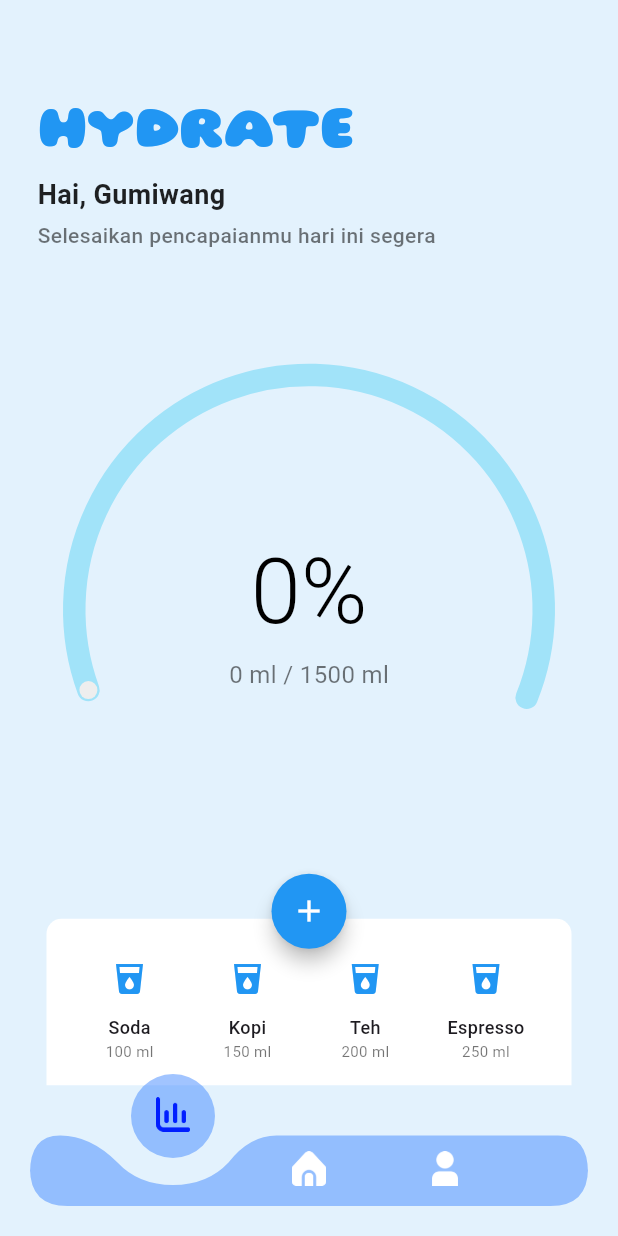
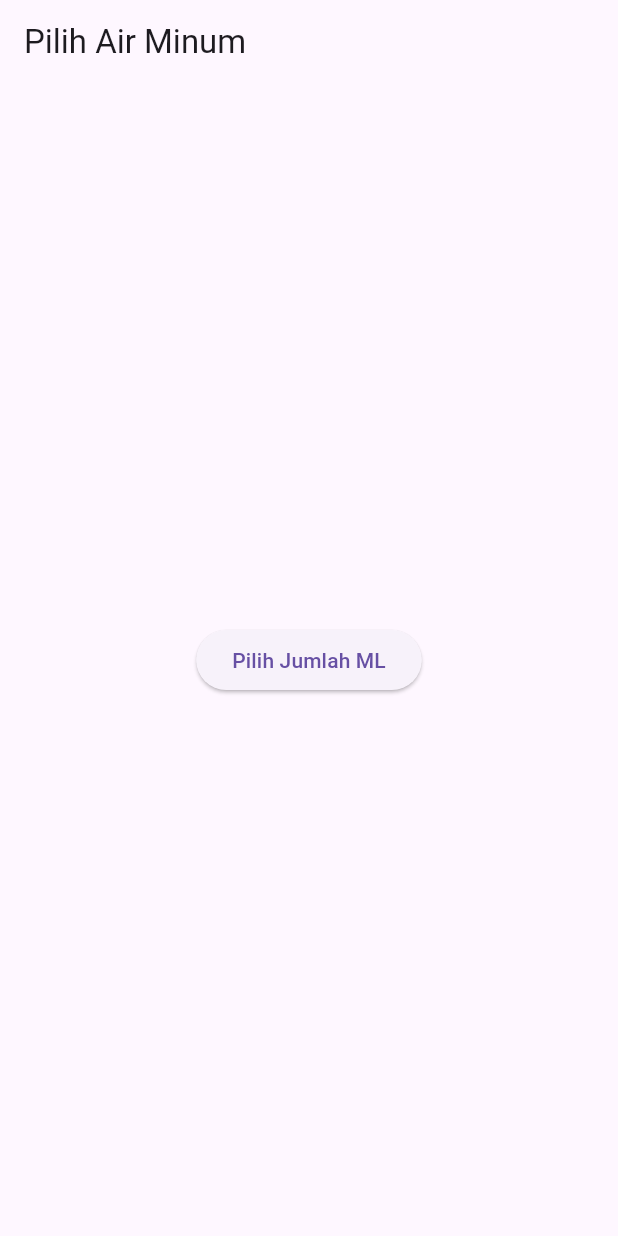
Before and after one commit to rizaldinata/hydrate, a Flutter app: the screen it shows after launch, on a phone screen of 412 x 824 dp. Run offline on Flutter 3.47's test engine with Material 3 defaults, Android fonts, the phone set to English and light mode, and no system bars; drawn by our look-alikes of dashed_circular_progress_bar; our stand-ins replace flutter_svg, google_fonts, smooth_page_indicator; missing offline and left inert: bottom_picker, water_bottle.

Commit message:
nambah tottomPicker di modal_coba.dart

```diff
--- a/lib/main.dart
+++ b/lib/main.dart
@@ -2,9 +2,9 @@ import 'package:flutter/material.dart';
 import 'package:hydrate/view/info_product_view.dart';
 import 'package:hydrate/view/screen/circular.dart';
 import 'package:hydrate/view/screen/coba_air.dart';
-// import 'package:hydrate/view/info_product_view.dart';
 import 'package:hydrate/view/screen/home_screen.dart';
 import 'package:hydrate/view/screen/home_screen1.dart';
+import 'package:hydrate/view/screen/modal_coba.dart';
 void main(List<String> args) {
   runApp(const MyApp());
 }
@@ -20,7 +20,7 @@ class MyApp extends StatelessWidget {
       title: 'HYDRATE',
       theme: ThemeData(),
       debugShowCheckedModeBanner: false,
-      home: const HomeScreens(name: 'Gumiwang',),
+      home:  HydrationPicker(),
     );
   }
 }
--- a/lib/view/registration2_view.dart
+++ b/lib/view/registration2_view.dart
@@ -2,6 +2,7 @@ import 'package:flutter/material.dart';
 import 'package:flutter_svg/svg.dart';
 import 'package:google_fonts/google_fonts.dart';
 import 'package:hydrate/view/screen/home_screen.dart';
+import 'package:hydrate/view/screen/home_screen1.dart';
 
 class RegistrationTime extends StatefulWidget {
   final String name;
@@ -174,7 +175,7 @@ class _RegistrationTimeState extends State<RegistrationTime> {
                       Navigator.push(
                         context,
                         MaterialPageRoute(
-                          builder: (context) => HomeScreen(name: widget.name,
+                          builder: (context) => HomeScreens(name: widget.name,
                             // name: widget.name,
                             // gender: widget.gender,
                             // weight: widget.weight,
--- a/lib/view/screen/home_screen1.dart
+++ b/lib/view/screen/home_screen1.dart
@@ -11,28 +11,27 @@ class HomeScreens extends StatefulWidget {
   State<HomeScreens> createState() => _HomeScreenState();
 }
 
-class _HomeScreenState extends State<HomeScreens>
-    with SingleTickerProviderStateMixin {
-  late final HomeController _controller;
+class _HomeScreenState extends State<HomeScreens> with SingleTickerProviderStateMixin {
+  // late final HomeController _controller;
   final PageController _pageController = PageController();
   int _currentPage = 0;
   final double target = 1500; // Target harian air
   double currentIntake = 0; // Nilai awal air dalam ml
-  final ValueNotifier<double> _valueNotifier = ValueNotifier<double>(0);
+  final ValueNotifier<double> _valueNotifier = ValueNotifier<double>(0); //nilai persen awal
 
   @override
   void initState() {
-    super.initState();
-    _controller = HomeController();
-    _controller.initAnimation(this);
+    // super.initState();
+    // _controller = HomeController();
+    // _controller.initAnimation(this);
 
-    Future.delayed(const Duration(milliseconds: 600), () {
-      setState(() {});
-    });
+    // Future.delayed(const Duration(milliseconds: 600), () {
+    //   setState(() {});
+    // });
 
-    Future.delayed(const Duration(seconds: 5), () {
-      _controller.startAnimation();
-    });
+    // Future.delayed(const Duration(seconds: 5), () {
+    //   _controller.startAnimation();
+    // });
 
     _pageController.addListener(() {
       setState(() {
@@ -41,9 +40,10 @@ class _HomeScreenState extends State<HomeScreens>
     });
   }
 
+  // buat memberhentikan resource yang tidak digunakan
   @override
   void dispose() {
-    _controller.dispose();
+    // _controller.dispose();
     _pageController.dispose();
     super.dispose();
   }
@@ -58,14 +58,10 @@ class _HomeScreenState extends State<HomeScreens>
       }
       _valueNotifier.value = (currentIntake / target) * 100;
     });
-
-    print("Air ditambahkan: $amount ml, Total: $currentIntake ml");
   }
 
-  // Menampilkan modal untuk memilih jumlah air
+  // Menampilkan modal untuk memilih jumlah air masih tak benerin lagi
   void _showAddWaterModal() {
-    print("Tombol + ditekan");
-
     showModalBottomSheet(
       context: context,
       isScrollControlled: true,
@@ -73,7 +69,6 @@ class _HomeScreenState extends State<HomeScreens>
         borderRadius: BorderRadius.vertical(top: Radius.circular(20)),
       ),
       builder: (context) {
-        print("Modal muncul");
         return Padding(
           padding: const EdgeInsets.all(20),
           child: Wrap(
@@ -102,12 +97,14 @@ class _HomeScreenState extends State<HomeScreens>
             child: Column(
               crossAxisAlignment: CrossAxisAlignment.start,
               children: [
+                // Judul aplikasi
                 const Text("HYDRATE",
                     style: TextStyle(
                         fontSize: 40,
                         fontWeight: FontWeight.w900,
                         color: Colors.blue,
                         fontFamily: "Gluten")),
+                // menampilkan username
                 Text(
                   "Hai, ${widget.name}",
                   style: const TextStyle(
@@ -117,6 +114,7 @@ class _HomeScreenState extends State<HomeScreens>
                   ),
                 ),
                 const SizedBox(height: 4),
+                // desktipsi mbohh
                 const Text(
                   "Selesaikan pencapaianmu hari ini segera",
                   style: TextStyle(
@@ -128,6 +126,7 @@ class _HomeScreenState extends State<HomeScreens>
               ],
             ),
           ),
+          // buat setengah lingkarannya
           Center(
             child: Column(
               mainAxisAlignment: MainAxisAlignment.center,
@@ -140,12 +139,12 @@ class _HomeScreenState extends State<HomeScreens>
                       aspectRatio: 1,
                       valueNotifier: _valueNotifier,
                       progress: _valueNotifier.value,
-                      startAngle: 250,
-                      sweepAngle: 222,
+                      startAngle: 250, // start awal lingkaran
+                      sweepAngle: 222, // finie lingkaran
                       foregroundColor: Colors.blue,
                       backgroundColor: const Color(0xFFA1E3F9),
-                      foregroundStrokeWidth: 15,
-                      backgroundStrokeWidth: 15,
+                      foregroundStrokeWidth: 15, //ketebalan dalam lingkaran
+                      backgroundStrokeWidth: 15, //ketebalan dalam lingkaran
                       animation: true,
                       seekSize: 6,
                       seekColor: const Color(0xffeeeeee),
@@ -156,7 +155,7 @@ class _HomeScreenState extends State<HomeScreens>
                             mainAxisSize: MainAxisSize.min,
                             children: [
                               Text(
-                                '${value.toInt()}%',
+                                '${value.toInt()}%', //persentage
                                 style: const TextStyle(
                                   color: Colors.black,
                                   fontWeight: FontWeight.w300,
@@ -164,7 +163,7 @@ class _HomeScreenState extends State<HomeScreens>
                                 ),
                               ),
                               Text(
-                                '${currentIntake.toInt()} ml / ${target.toInt()} ml',
+                                '${currentIntake.toInt()} ml / ${target.toInt()} ml', //target harian
                                 style: const TextStyle(
                                   color: Colors.black54,
                                   fontWeight: FontWeight.w400,
@@ -178,6 +177,7 @@ class _HomeScreenState extends State<HomeScreens>
                     ),
                   ),
                 ),
+                // buat yang memilih gelas
                 Stack(
                   clipBehavior: Clip.none,
                   children: [
@@ -194,10 +194,10 @@ class _HomeScreenState extends State<HomeScreens>
                       child: Row(
                         mainAxisAlignment: MainAxisAlignment.spaceAround,
                         children: [
-                          _buildDrinkOption("Soda", 100),
-                          _buildDrinkOption("Kopi", 150),
-                          _buildDrinkOption("Teh", 200),
-                          _buildDrinkOption("Espresso", 250),
+                          _buildDrinkOption("Air", 100),
+                          _buildDrinkOption("Air", 150),
+                          _buildDrinkOption("Air", 200),
+                          _buildDrinkOption("Air", 250),
                         ],
                       ),
                     ),
@@ -229,6 +229,7 @@ class _HomeScreenState extends State<HomeScreens>
     );
   }
 
+  // Membuat button untuk menambah jumlah air
   Widget _buildWaterButton(double amount) {
     return Padding(
       padding: const EdgeInsets.symmetric(horizontal: 10),
@@ -248,6 +249,7 @@ class _HomeScreenState extends State<HomeScreens>
     );
   }
 
+  // memilih opsi gelas favorit
   Widget _buildDrinkOption(String name, double amount) {
     return Column(
       children: [
--- /dev/null
+++ b/lib/view/screen/modal_coba.dart
@@ -0,0 +1,48 @@
+import 'package:flutter/material.dart';
+import 'package:bottom_picker/bottom_picker.dart';
+
+class HydrationPicker extends StatelessWidget {
+  const HydrationPicker({super.key});
+
+  void _showBottomPicker(BuildContext context) {
+    BottomPicker(
+      items: List.generate(20, (index) {
+        int value = 50 + (index * 50); // 50, 100, 150, ..., 1000
+        return Center(
+          child: Text(
+            "$value ML",
+            style: const TextStyle(fontSize: 18, fontWeight: FontWeight.bold),
+          ),
+        );
+      }),
+      pickerTitle: const Text(
+        'Pilih Jumlah Air',
+        style: TextStyle(fontWeight: FontWeight.bold, fontSize: 16, color: Colors.black),
+      ),
+      titleAlignment: Alignment.center,
+      pickerTextStyle: const TextStyle(color: Colors.black, fontWeight: FontWeight.bold),
+      closeIconColor: Colors.red,
+      onChange: (index) {
+        int selectedValue = (50 + (index * 50)).toInt();
+        print("Selected: $selectedValue ML");
+      },
+      onSubmit: (index) {
+        int selectedValue = (50 + (index * 50)).toInt();
+        print("User memilih: $selectedValue ML");
+      },
+    ).show(context);
+  }
+
+  @override
+  Widget build(BuildContext context) {
+    return Scaffold(
+      appBar: AppBar(title: const Text("Pilih Air Minum")),
+      body: Center(
+        child: ElevatedButton(
+          onPressed: () => _showBottomPicker(context),
+          child: const Text("Pilih Jumlah ML"),
+        ),
+      ),
+    );
+  }
+}
--- a/pubspec.yaml
+++ b/pubspec.yaml
@@ -42,6 +42,7 @@ dependencies:
   smooth_page_indicator: ^1.2.1
   water_bottle: ^0.0.7
   dashed_circular_progress_bar: ^0.0.6
+  bottom_picker: ^2.11.2
 
 dev_dependencies:
   flutter_test:
```
Also changed, not shown: pubspec.lock, 4 other files.
